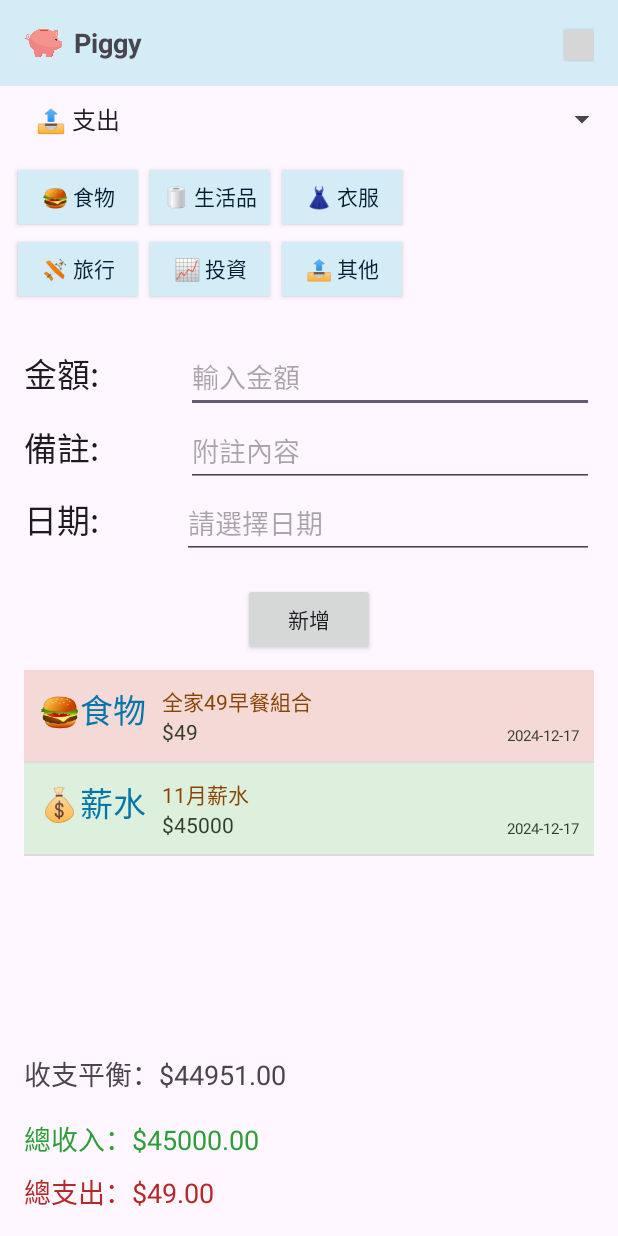
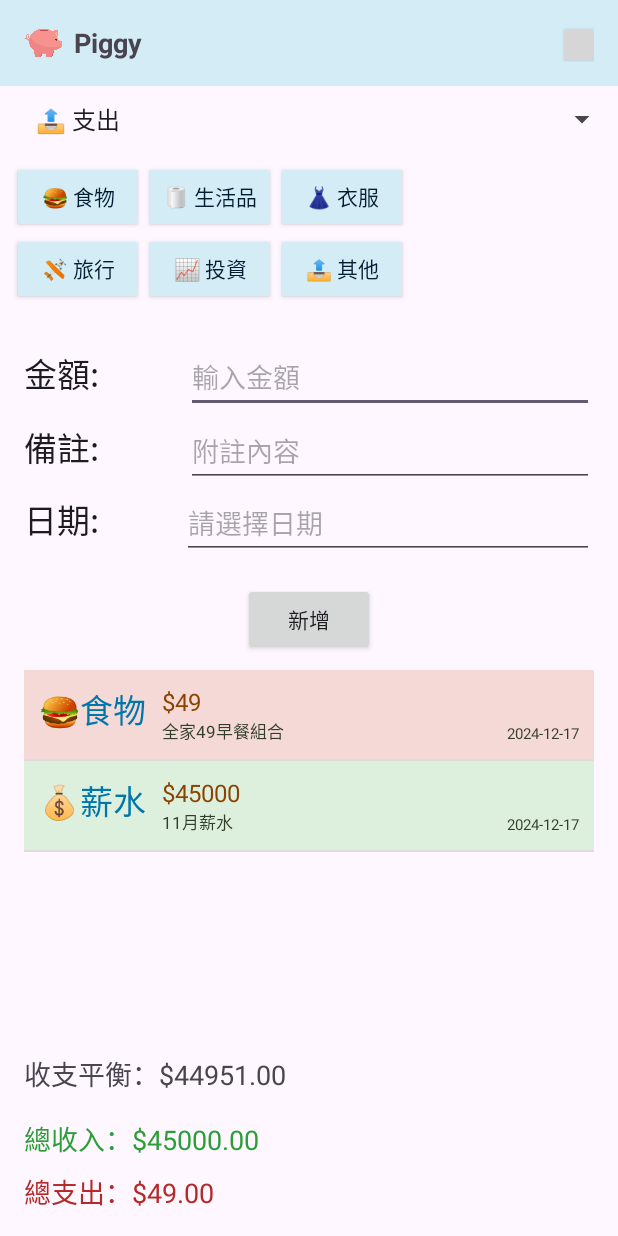
Before and after one commit to Joanne0119/MyFinanceApp, an Android app: the screen it shows after launch (MainActivity), on a phone screen of 412 x 824 dp. Run offline under Robolectric (Android 15) with nearby library versions, the phone set to English and light mode, and no system bars; 2 statements that could not run were skipped; grey boxes are pictures that could not be loaded.

Commit message:
adjust some layout

```diff
--- a/app/src/main/java/com/example/myfinanceapp/MainActivity.java
+++ b/app/src/main/java/com/example/myfinanceapp/MainActivity.java
@@ -188,7 +188,7 @@ public class MainActivity extends Activity implements AdapterView.OnItemClickLis
 
                 // 根據類別設置背景顏色
                 View parent = (View) view.getParent();
-                if (category.contains("收入") || category.contains("Income") || category.contains("収入") || category.contains("지출") ||category.contains("薪水") || category.contains("Salary") || category.contains("給料") || category.contains("월급")) {
+                if (category.contains("薪水") || category.contains("Salary") || category.contains("給料") || category.contains("월급") || category.contains("獎金") || category.contains("Bonus") || category.contains("ボーナス") || category.contains("보너스") || category.contains("Interest") || category.contains("利息") || category.contains("이자") || category.contains("贈與") || category.contains("Gift") || category.contains("贈り物") || category.contains("선물") || category.contains("零用錢") || category.contains("Allowance") || category.contains("お小遣い") || category.contains("용돈") || category.contains("\uD83D\uDCE5")) {
                     parent.setBackgroundColor(Color.rgb(221, 240, 222)); // 收入顯示綠色
                 } else {
                     parent.setBackgroundColor(Color.rgb(245, 217, 215)); // 支出顯示紅色
@@ -319,6 +319,7 @@ public class MainActivity extends Activity implements AdapterView.OnItemClickLis
         } else {
             Log.e(tagName, "新增失敗");
         }
+        requery();
     }
 
     private void update(String info, String amount, int id) {
@@ -358,9 +359,17 @@ public class MainActivity extends Activity implements AdapterView.OnItemClickLis
         int amountIndex = cur.getColumnIndex(FROM[2]);
         int dateIndex = cur.getColumnIndex(FROM[3]);
 
-//        if (categoryIndex != -1) edtInfo.setText(cur.getString(categoryIndex));
         if (infoIndex != -1) edtInfo.setText(cur.getString(infoIndex));
-        if (amountIndex != -1) edtAmount.setText(cur.getString(amountIndex));
+        if (amountIndex != -1) {
+            String amountString = cur.getString(amountIndex);
+            if (amountString != null && amountString.length() > 1) {
+                // 去掉第一個字元，從第二個字元開始
+                edtAmount.setText(amountString.substring(1));
+            } else {
+                // 如果字串為空或只有一個字元，設置為空
+                edtAmount.setText("");
+            }
+        }
         if (dateIndex != -1) edtDate.setText(cur.getString(dateIndex));
 //        btUpdate.setEnabled(true);
 //        btDelete.setEnabled(true);
@@ -373,7 +382,7 @@ public class MainActivity extends Activity implements AdapterView.OnItemClickLis
         Log.d(tagName, "進入");
         if(date.isEmpty()){
             // 設置為今天的日期
-            edtDate.setText(today);
+            date = today;
         }
 
         if (selectedCategory.isEmpty() || amount.isEmpty()) {
--- a/app/src/main/res/layout/item.xml
+++ b/app/src/main/res/layout/item.xml
@@ -22,22 +22,22 @@
         android:orientation="vertical" >
 
         <TextView
+            android:id="@+id/amount"
+            android:layout_width="wrap_content"
+            android:layout_height="wrap_content"
+            android:text="TextView"
+            android:textAppearance="?android:attr/textAppearanceSmall"
+            android:textColor="#840"
+            android:textSize="16sp" />
+
+        <TextView
             android:id="@+id/info"
             android:layout_width="wrap_content"
             android:layout_height="wrap_content"
             android:text="TextView"
             android:textAppearance="?android:attr/textAppearanceSmall"
-            android:textColor="#840"
-            android:textSize="14sp" />
-
-        <TextView
-            android:id="@+id/amount"
-            android:layout_width="wrap_content"
-            android:layout_height="wrap_content"
-            android:text="TextView"
-            android:textAppearance="?android:attr/textAppearanceSmall"
             android:textColor="#323E27"
-            android:textSize="14sp" />
+            android:textSize="11sp" />
 
     </LinearLayout>
     <TextView
```
